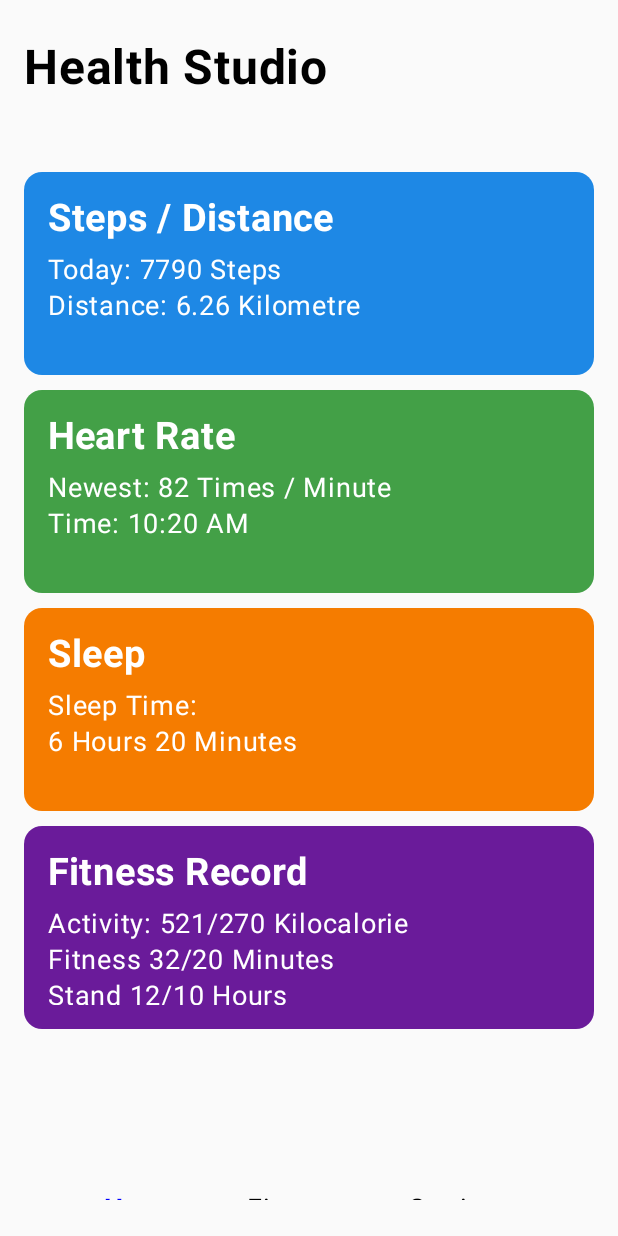
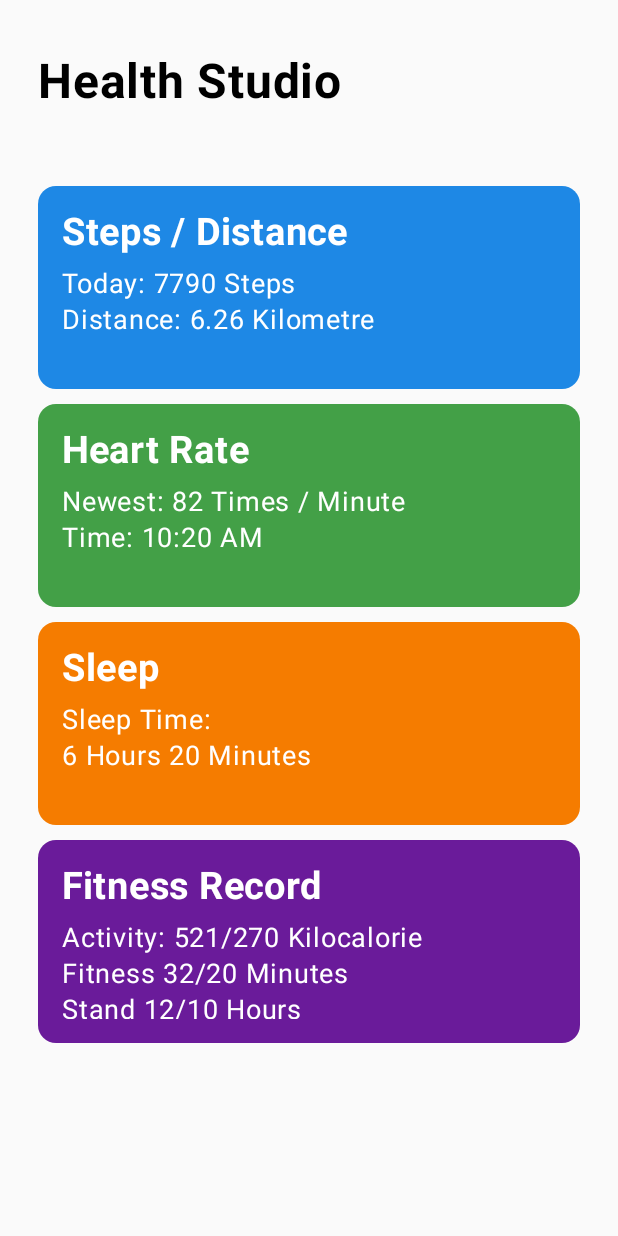
Before and after one commit to JiajunJiang-Oscar/CP3406_HealthStudio_App, an Android app built with Jetpack Compose: the screen it shows after launch (MainActivity), on a phone screen of 412 x 824 dp. Run offline under Robolectric (Android 15) with nearby library versions, the phone set to English and light mode, and no system bars.

```diff
--- a/app/src/main/java/com/example/healthstudio/MainActivity.kt
+++ b/app/src/main/java/com/example/healthstudio/MainActivity.kt
@@ -53,7 +53,7 @@ fun AppScreen(context: Context) {
     Column(
         modifier = Modifier
             .fillMaxSize()
-            .padding(16.dp)
+            .padding(25.dp)
     ) {
         Text(
             text = "Health Studio",
@@ -174,7 +174,7 @@ fun PreviewUserGUI() {
         Column(
             modifier = Modifier
                 .fillMaxSize()
-                .padding(16.dp)
+                .padding(25.dp)
         ) {
             Text(
                 text = "Health Studio",
```
